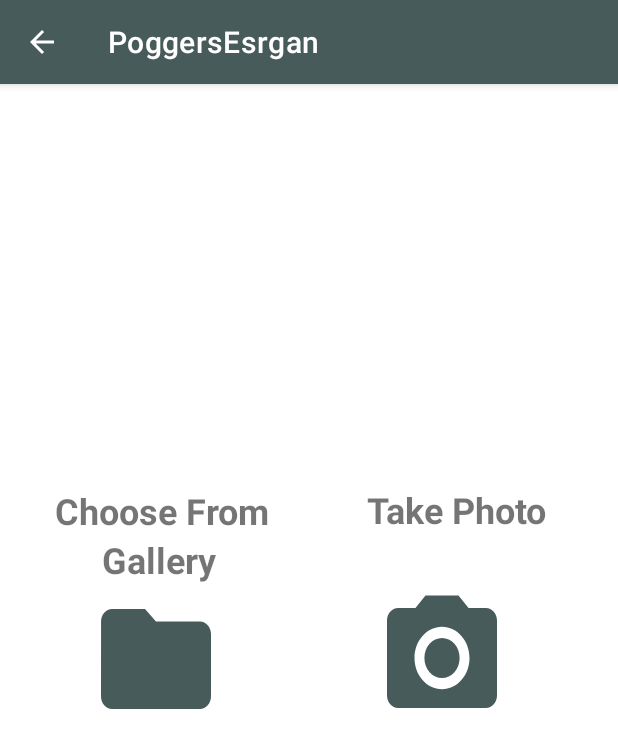
After one commit to ryukinlika/resolution-enchancher-app, an Android app: the EnhanceOptionActivity screen opened directly, with no data from a screen before it, on a phone screen of 412 x 824 dp. The commit adds this screen. Shown: the top 748 px of the screen. Run offline under Robolectric (Android 15) with nearby library versions, the phone set to English and light mode, and no system bars.

Commit message:
UI choose gallery/photo using camera

```diff
--- a/app/src/main/AndroidManifest.xml
+++ b/app/src/main/AndroidManifest.xml
@@ -19,6 +19,10 @@
         </activity>
 
         <activity android:name=".EnhanceActivity"
+            android:parentActivityName=".EnhanceOptionActivity">
+        </activity>
+
+        <activity android:name=".EnhanceOptionActivity"
             android:parentActivityName=".MainActivity">
         </activity>
 
--- /dev/null
+++ b/app/src/main/java/id/ac/umn/esrganapp/EnhanceOptionActivity.java
@@ -0,0 +1,41 @@
+package id.ac.umn.esrganapp;
+
+import android.content.Context;
+import android.content.Intent;
+import android.os.Bundle;
+import android.view.View;
+import android.widget.Button;
+
+import androidx.appcompat.app.AppCompatActivity;
+
+public class EnhanceOptionActivity extends AppCompatActivity {
+
+    Button gallerybtn;
+    Button photobtn;
+    Context context = this;
+
+    @Override
+    protected void onCreate(Bundle savedInstanceState) {
+        super.onCreate(savedInstanceState);
+        setContentView(R.layout.activity_enhance_option);
+
+        gallerybtn = findViewById(R.id.folderbtn);
+        photobtn = findViewById(R.id.photobtn);
+
+        gallerybtn.setOnClickListener(new View.OnClickListener() {
+            @Override
+            public void onClick(View v) {
+                Intent intent = new Intent(context, EnhanceActivity.class);
+                startActivity(intent);
+            }
+        });
+
+        photobtn.setOnClickListener(new View.OnClickListener() {
+            @Override
+            public void onClick(View v) {
+                Intent intent = new Intent(context, EnhanceActivity.class);
+                startActivity(intent);
+            }
+        });
+    }
+}
--- a/app/src/main/java/id/ac/umn/esrganapp/MainActivity.java
+++ b/app/src/main/java/id/ac/umn/esrganapp/MainActivity.java
@@ -35,7 +35,7 @@ public class MainActivity extends AppCompatActivity {
         fab.setOnClickListener(new View.OnClickListener() {
             @Override
             public void onClick(View view) {
-                Intent intent = new Intent(context, EnhanceActivity.class);
+                Intent intent = new Intent(context, EnhanceOptionActivity.class);
                 startActivity(intent);
             }
         });
--- /dev/null
+++ b/app/src/main/res/drawable/folder_vec.xml
@@ -0,0 +1,5 @@
+<vector android:height="20dp" android:tint="#212941"
+    android:viewportHeight="24" android:viewportWidth="24"
+    android:width="20dp" xmlns:android="http://schemas.android.com/apk/res/android">
+    <path android:fillColor="@android:color/white" android:pathData="M10,4H4c-1.1,0 -1.99,0.9 -1.99,2L2,18c0,1.1 0.9,2 2,2h16c1.1,0 2,-0.9 2,-2V8c0,-1.1 -0.9,-2 -2,-2h-8l-2,-2z"/>
+</vector>
--- /dev/null
+++ b/app/src/main/res/drawable/ic_baseline_photo_camera_24.xml
@@ -0,0 +1,6 @@
+<vector android:height="20dp" android:tint="#212941"
+    android:viewportHeight="24" android:viewportWidth="24"
+    android:width="20dp" xmlns:android="http://schemas.android.com/apk/res/android">
+    <path android:fillColor="@android:color/white" android:pathData="M12,12m-3.2,0a3.2,3.2 0,1 1,6.4 0a3.2,3.2 0,1 1,-6.4 0"/>
+    <path android:fillColor="@android:color/white" android:pathData="M9,2L7.17,4L4,4c-1.1,0 -2,0.9 -2,2v12c0,1.1 0.9,2 2,2h16c1.1,0 2,-0.9 2,-2L22,6c0,-1.1 -0.9,-2 -2,-2h-3.17L15,2L9,2zM12,17c-2.76,0 -5,-2.24 -5,-5s2.24,-5 5,-5 5,2.24 5,5 -2.24,5 -5,5z"/>
+</vector>
--- /dev/null
+++ b/app/src/main/res/layout/activity_enhance_option.xml
@@ -0,0 +1,74 @@
+<?xml version="1.0" encoding="utf-8"?>
+<androidx.constraintlayout.widget.ConstraintLayout
+    xmlns:android="http://schemas.android.com/apk/res/android"
+    xmlns:app="http://schemas.android.com/apk/res-auto"
+    xmlns:tools="http://schemas.android.com/tools"
+    android:layout_width="match_parent"
+    android:layout_height="match_parent"
+    tools:context=".EnhanceOptionActivity">
+
+    <Button
+        android:id="@+id/folderbtn"
+        android:layout_width="wrap_content"
+        android:layout_height="100dp"
+        android:layout_marginStart="60dp"
+        app:layout_constraintBottom_toBottomOf="parent"
+        app:layout_constraintEnd_toStartOf="@+id/textView5"
+        app:layout_constraintHorizontal_bias="0.0"
+        app:layout_constraintStart_toStartOf="parent"
+        app:layout_constraintTop_toTopOf="parent"
+        app:layout_constraintVertical_bias="0.499"
+        android:background="@drawable/folder_vec" />
+
+    <Button
+        android:id="@+id/photobtn"
+        android:layout_width="wrap_content"
+        android:layout_height="100dp"
+        android:background="@drawable/ic_baseline_photo_camera_24"
+        app:layout_constraintBottom_toBottomOf="parent"
+        app:layout_constraintEnd_toEndOf="parent"
+        app:layout_constraintHorizontal_bias="0.582"
+        app:layout_constraintStart_toEndOf="@+id/folderbtn"
+        app:layout_constraintTop_toTopOf="parent"
+        app:layout_constraintVertical_bias="0.498" />
+
+    <TextView
+        android:id="@+id/textView3"
+        android:layout_width="wrap_content"
+        android:layout_height="wrap_content"
+        android:layout_marginStart="36dp"
+        android:text="Choose From"
+        android:textAlignment="center"
+        android:textSize="24sp"
+        android:textStyle="bold"
+        app:layout_constraintBottom_toTopOf="@+id/textView4"
+        app:layout_constraintStart_toStartOf="parent"
+        app:layout_constraintTop_toTopOf="parent"
+        app:layout_constraintVertical_bias="1.0" />
+
+    <TextView
+        android:id="@+id/textView4"
+        android:layout_width="wrap_content"
+        android:layout_height="wrap_content"
+        android:layout_marginStart="68dp"
+        android:text="Gallery"
+        android:textAlignment="center"
+        android:textSize="24sp"
+        android:textStyle="bold"
+        app:layout_constraintBottom_toTopOf="@+id/folderbtn"
+        app:layout_constraintStart_toStartOf="parent" />
+
+    <TextView
+        android:id="@+id/textView5"
+        android:layout_width="wrap_content"
+        android:layout_height="wrap_content"
+        android:layout_marginEnd="48dp"
+        android:text="Take Photo"
+        android:textAlignment="center"
+        android:textSize="24sp"
+        android:textStyle="bold"
+        app:layout_constraintBottom_toTopOf="@+id/photobtn"
+        app:layout_constraintEnd_toEndOf="parent"
+        app:layout_constraintTop_toTopOf="parent"
+        app:layout_constraintVertical_bias="0.891" />
+</androidx.constraintlayout.widget.ConstraintLayout>
```
